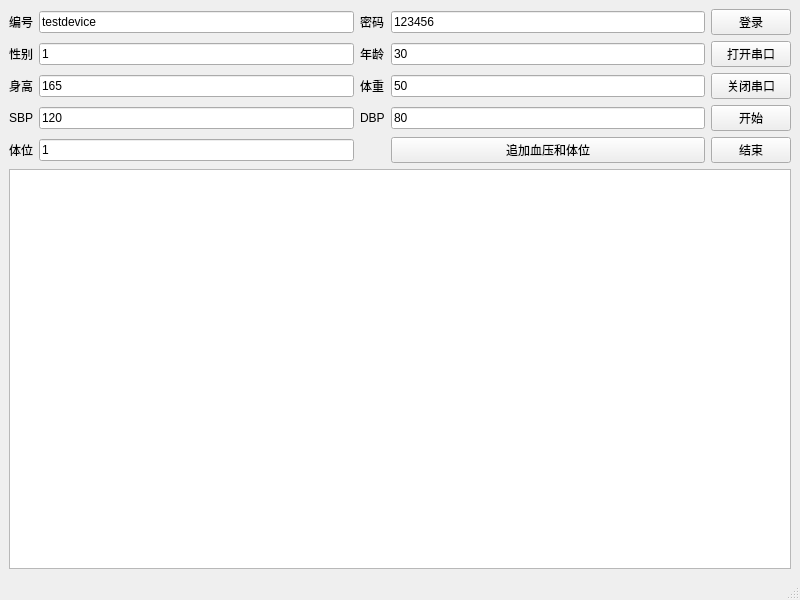
Before: the Qt Designer form SystemQt/JustATest/mainwindow.ui in qq2092228288/workspace, drawn with Qt 5.
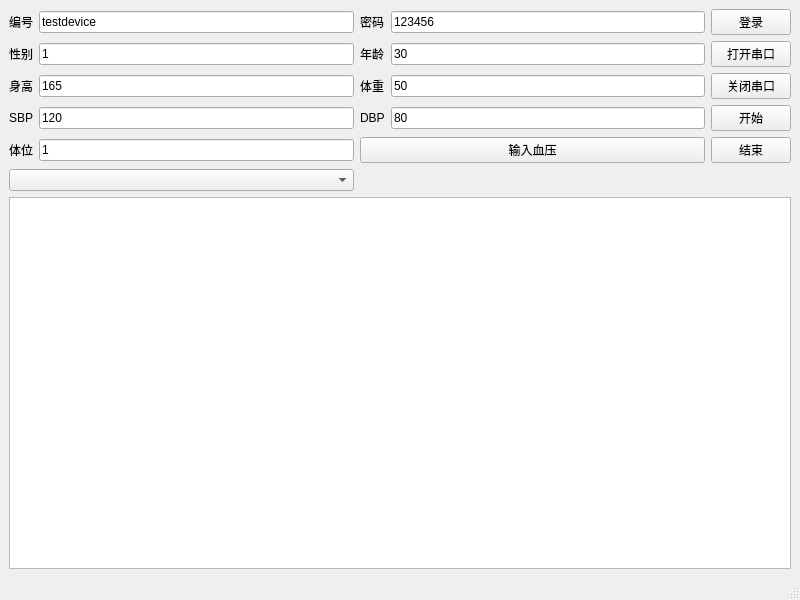
After: the same form once the commit is applied.

The edit to the form file:
```diff
--- a/SystemQt/JustATest/mainwindow.ui
+++ b/SystemQt/JustATest/mainwindow.ui
@@ -171,6 +171,13 @@
         </property>
        </widget>
       </item>
+      <item row="4" column="2" colspan="2">
+       <widget class="QPushButton" name="pushButtonBp">
+        <property name="text">
+         <string>输入血压</string>
+        </property>
+       </widget>
+      </item>
       <item row="4" column="4">
        <widget class="QPushButton" name="pushButtonEnd">
         <property name="text">
@@ -178,12 +185,8 @@
         </property>
        </widget>
       </item>
-      <item row="4" column="3">
-       <widget class="QPushButton" name="pushButtonBp">
-        <property name="text">
-         <string>追加血压和体位</string>
-        </property>
-       </widget>
+      <item row="5" column="0" colspan="2">
+       <widget class="QComboBox" name="comboBox"/>
       </item>
      </layout>
     </item>
```
